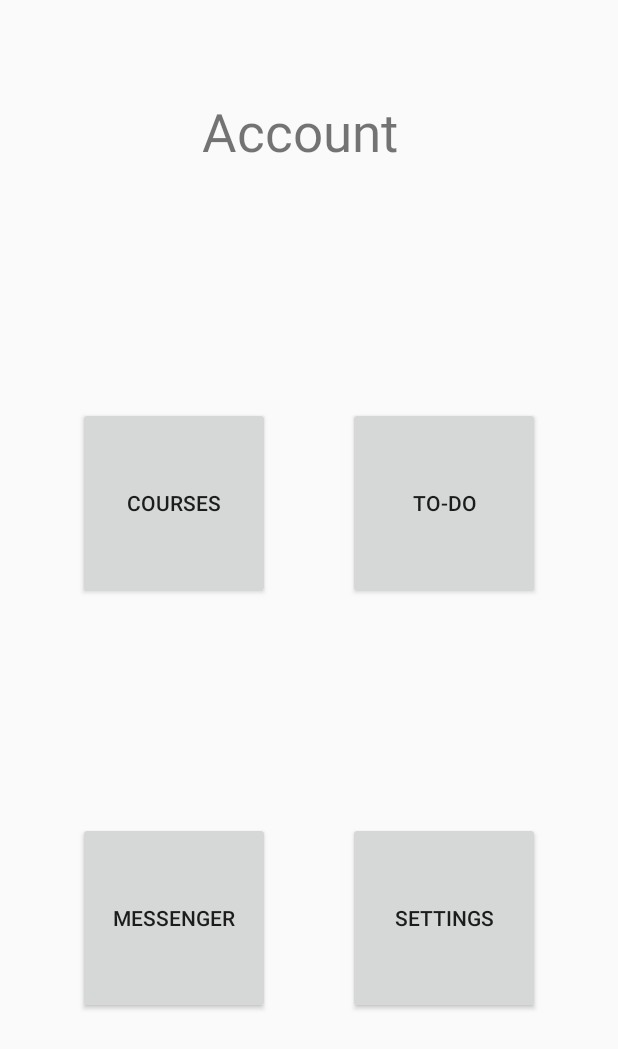
After one commit to sicuriellovir/AssignmentBuddy, an Android app: the AccountScreen screen opened directly, with no data from a screen before it, on a phone screen of 412 x 824 dp. The commit adds this screen. Shown: the top 1049 px of the screen. Run offline under Robolectric (Android 15) with nearby library versions, the phone set to English and light mode, and no system bars.

Commit message:
Added activity_account.xml and AccountScreen.java for the account screen activity. Also added strings to strings.xml.

```diff
--- a/app/src/main/AndroidManifest.xml
+++ b/app/src/main/AndroidManifest.xml
@@ -9,7 +9,8 @@
         android:roundIcon="@mipmap/ic_launcher_round"
         android:supportsRtl="true"
         android:theme="@style/AppTheme">
-        <activity android:name=".ScreenRegister"></activity>
+        <activity android:name=".AccountScreen"></activity>
+        <activity android:name=".ScreenRegister" />
         <activity android:name=".LoginScreen" />
         <activity android:name=".HomeScreen">
             <intent-filter>
--- /dev/null
+++ b/app/src/main/java/com/example/softwareengrproject/AccountScreen.java
@@ -0,0 +1,47 @@
+package com.example.softwareengrproject;
+
+        import androidx.appcompat.app.AppCompatActivity;
+        import android.content.Intent;
+        import android.widget.Button;
+        import android.os.Bundle;
+        import android.util.Log;
+
+public class AccountScreen extends AppCompatActivity {
+
+    @Override
+    protected void onCreate(Bundle savedInstanceState) {
+        super.onCreate(savedInstanceState);
+        setContentView(R.layout.activity_account_screen);
+
+        Button buttonCourses = findViewById(R.id.button4);
+        Button buttonTodo = findViewById(R.id.button3);
+        Button buttonMessenger = findViewById(R.id.button5);
+        Button buttonSettings = findViewById(R.id.button6);
+    }
+
+    /*
+    public void openActivityCourse()
+    {
+        Intent intent = new Intent(this, course.class);
+        startActivity(intent);
+    }
+
+    public void openActivityTodo()
+    {
+         Intent intent = new Intent(this, todopage.class);
+         startActivity(intent);
+    }
+
+    public void openActivityMessenger()
+    {
+        Intent intent = new Intent(this, messenger.class);
+        startActivity(intent);
+    }
+
+    public void openActivitySettings()
+    {
+        Intent intent = new Intent(this, settings.class);
+        startActivity(intent);
+    }
+*/
+}
--- /dev/null
+++ b/app/src/main/res/layout/activity_account_screen.xml
@@ -0,0 +1,64 @@
+<?xml version="1.0" encoding="utf-8"?>
+<androidx.constraintlayout.widget.ConstraintLayout xmlns:android="http://schemas.android.com/apk/res/android"
+    xmlns:app="http://schemas.android.com/apk/res-auto"
+    xmlns:tools="http://schemas.android.com/tools"
+    android:layout_width="match_parent"
+    android:layout_height="match_parent"
+    tools:context=".AccountScreen">
+
+    <TextView
+        android:id="@+id/textView4"
+        android:layout_width="143dp"
+        android:layout_height="51dp"
+        android:layout_marginTop="64dp"
+        android:text="Account"
+        android:textSize="35sp"
+        app:layout_constraintEnd_toEndOf="parent"
+        app:layout_constraintHorizontal_bias="0.5"
+        app:layout_constraintStart_toStartOf="parent"
+        app:layout_constraintTop_toTopOf="parent" />
+
+    <Button
+        android:id="@+id/button3"
+        android:layout_width="128dp"
+        android:layout_height="128dp"
+        android:layout_marginTop="156dp"
+        android:text="To-Do"
+        app:layout_constraintEnd_toEndOf="parent"
+        app:layout_constraintHorizontal_bias="0.5"
+        app:layout_constraintStart_toEndOf="@+id/button4"
+        app:layout_constraintTop_toBottomOf="@+id/textView4" />
+
+    <Button
+        android:id="@+id/button4"
+        android:layout_width="128dp"
+        android:layout_height="128dp"
+        android:layout_marginTop="156dp"
+        android:text="Courses"
+        app:layout_constraintEnd_toStartOf="@+id/button3"
+        app:layout_constraintHorizontal_bias="0.5"
+        app:layout_constraintStart_toStartOf="parent"
+        app:layout_constraintTop_toBottomOf="@+id/textView4" />
+
+    <Button
+        android:id="@+id/button5"
+        android:layout_width="128dp"
+        android:layout_height="128dp"
+        android:text="Messenger"
+        app:layout_constraintBottom_toBottomOf="parent"
+        app:layout_constraintEnd_toStartOf="@+id/button6"
+        app:layout_constraintHorizontal_bias="0.5"
+        app:layout_constraintStart_toStartOf="parent"
+        app:layout_constraintTop_toBottomOf="@+id/button4" />
+
+    <Button
+        android:id="@+id/button6"
+        android:layout_width="128dp"
+        android:layout_height="128dp"
+        android:text="Settings"
+        app:layout_constraintBottom_toBottomOf="parent"
+        app:layout_constraintEnd_toEndOf="parent"
+        app:layout_constraintHorizontal_bias="0.5"
+        app:layout_constraintStart_toEndOf="@+id/button5"
+        app:layout_constraintTop_toBottomOf="@+id/button3" />
+</androidx.constraintlayout.widget.ConstraintLayout>
--- a/app/src/main/res/values/strings.xml
+++ b/app/src/main/res/values/strings.xml
@@ -4,4 +4,9 @@
     <!-- TODO: Remove or change this placeholder text -->
     <string name="hello_blank_fragment">Hello blank fragment</string>
     <string name="fragment_header">AssignmentBuddy</string>
+
+    <string name="CourseButton">Courses</string>
+    <string name="TodoButton">To-Do</string>
+    <string name="MessengerButton">Messenger</string>
+    <string name="SettingsButton">Settings</string>
 </resources>
```
